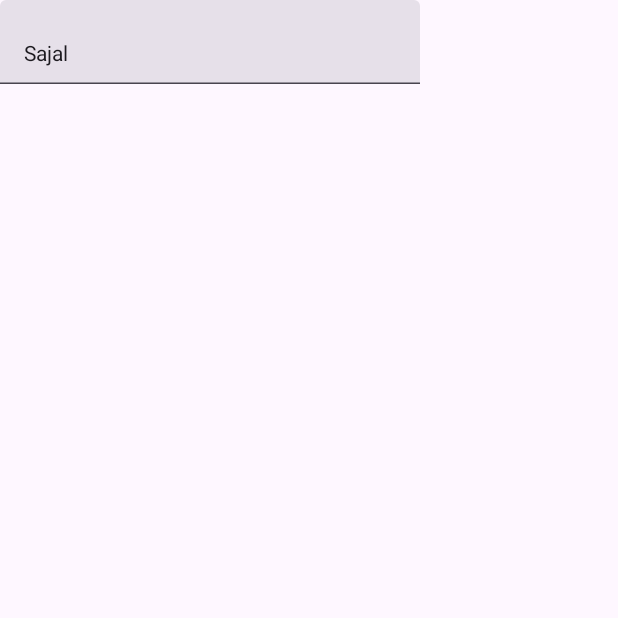
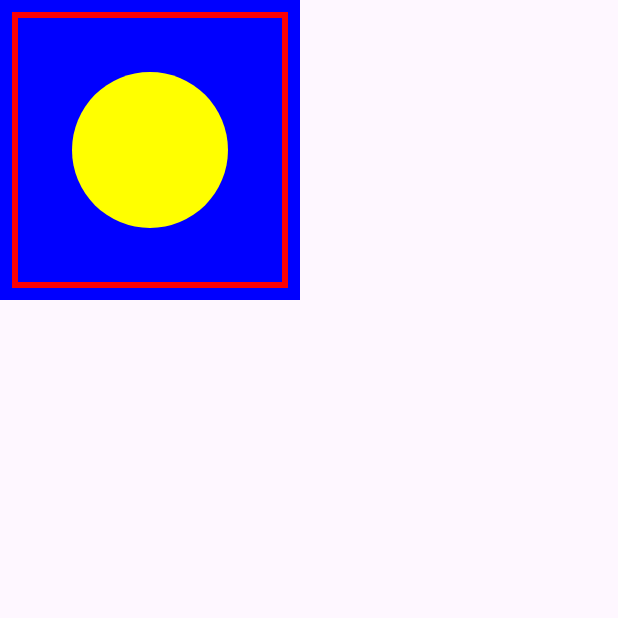
Before and after one commit to sajaljain/WeatherApp, an Android app built with Jetpack Compose: the screen it shows after launch (MyComposeActivity), on a phone screen of 412 x 824 dp, the top half of it. Run offline under Robolectric (Android 15) with nearby library versions, the light colour scheme and no system bars.

Commit message:
Usage of modifiers in compose activity

```diff
--- a/app/src/main/java/com/sajal/weatherapp/splash/MyComposeActivity.kt
+++ b/app/src/main/java/com/sajal/weatherapp/splash/MyComposeActivity.kt
@@ -5,11 +5,16 @@ import android.util.Log
 import androidx.activity.ComponentActivity
 import androidx.activity.compose.setContent
 import androidx.compose.foundation.Image
+import androidx.compose.foundation.background
+import androidx.compose.foundation.border
+import androidx.compose.foundation.clickable
 import androidx.compose.foundation.layout.Box
 import androidx.compose.foundation.layout.Column
 import androidx.compose.foundation.layout.Row
 import androidx.compose.foundation.layout.padding
 import androidx.compose.foundation.layout.size
+import androidx.compose.foundation.shape.CircleShape
+import androidx.compose.foundation.shape.RoundedCornerShape
 import androidx.compose.material3.Button
 import androidx.compose.material3.ButtonDefaults
 import androidx.compose.material3.ExperimentalMaterial3Api
@@ -20,7 +25,9 @@ import androidx.compose.runtime.mutableStateOf
 import androidx.compose.runtime.remember
 import androidx.compose.ui.Alignment
 import androidx.compose.ui.Modifier
+import androidx.compose.ui.draw.clip
 import androidx.compose.ui.graphics.Color
+import androidx.compose.ui.layout.ContentScale
 import androidx.compose.ui.res.painterResource
 import androidx.compose.ui.text.font.FontWeight
 import androidx.compose.ui.text.input.TextFieldValue
@@ -34,7 +41,7 @@ class MyComposeActivity : ComponentActivity() {
     override fun onCreate(savedInstanceState: Bundle?) {
         super.onCreate(savedInstanceState)
         setContent {
-            MyInputTextField()
+            UseOfModifierInTextView()
         }
     }
 
@@ -69,15 +76,17 @@ class MyComposeActivity : ComponentActivity() {
         )
     }
 
-    @Preview(showBackground = true, name = "Preview Message", widthDp = 200, heightDp = 300)
+    @Preview(showBackground = true, name = "Preview Message", widthDp = 500, heightDp = 500)
     @Composable
     private fun myPreviewFunction() {
-        Column {
-            ListViewItem(R.drawable.profile_circle, "Sajal Jain", "Technical Lead")
-            ListViewItem(R.drawable.profile_circle, "Akshit", "Product Manager")
-            ListViewItem(R.drawable.profile_circle, "Ankit", "Product Manager")
-            ListViewItem(R.drawable.profile_circle, "Dhruv", "Technical Lead")
-        }
+//        Column {
+//            ListViewItem(R.drawable.profile_circle, "Sajal Jain", "Technical Lead")
+//            ListViewItem(R.drawable.profile_circle, "Akshit", "Product Manager")
+//            ListViewItem(R.drawable.profile_circle, "Ankit", "Product Manager")
+//            ListViewItem(R.drawable.profile_circle, "Dhruv", "Technical Lead")
+//        }
+        UseOfModifierInTextView()
+        // MakeCircularImageView()
     }
 
     @Composable
@@ -111,5 +120,43 @@ class MyComposeActivity : ComponentActivity() {
         }
     }
 
+    @Composable
+    fun UseOfModifierInTextView() {
+        Text(
+            text = "Hello",
+            fontSize = 20.sp,
+            color = Color.Black,
+            modifier = Modifier
+                .background(Color.Blue)
+                .clickable {
+                    Log.d("sajal" ,"Outside redline")
+                }
+                .size(200.dp)
+                .padding(8.dp) //Outer 8dp padding
+                .border(4.dp,Color.Red)
+                .clickable {
+                    Log.d("sajal" ,"inside the red border")
+                }
+                .padding(40.dp) //innner padding from redline to yellow starting
+                //.clip(RoundedCornerShape(20.dp))
+                .clip(CircleShape)
+                .clickable { Log.d("sajal" ,"inside the yellow") }
+                .background(Color.Yellow)
+                .padding(60.dp) //yeah hello text ki padding hai outer most block se
+        )
+    }
+
+    @Composable
+    fun MakeCircularImageView() {
+        Image(
+            painter = painterResource(id = R.drawable.self),
+            contentDescription = "Image of Android developer Sajal Jain",
+            contentScale = ContentScale.Crop,
+            modifier = Modifier
+                .size(180.dp)
+                .clip(CircleShape)
+                .border(2.dp, Color.LightGray, CircleShape)
+        )
+    }
 
 }
```
Also changed, not shown: app/src/main/res/drawable/self.jpeg (added).
